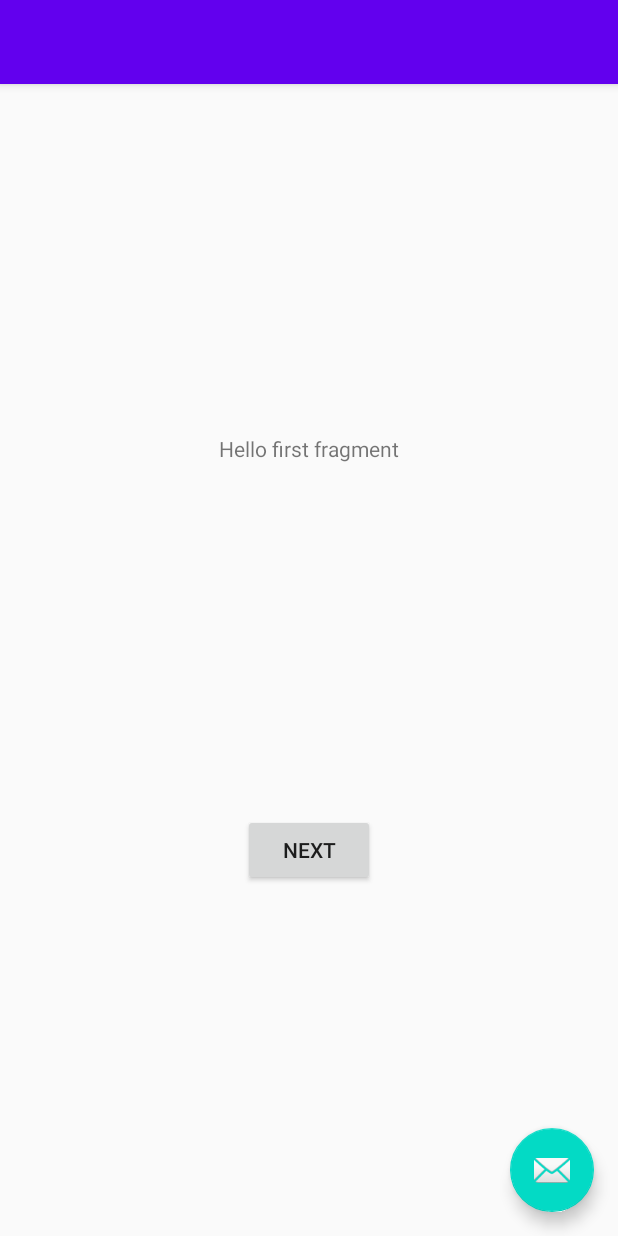
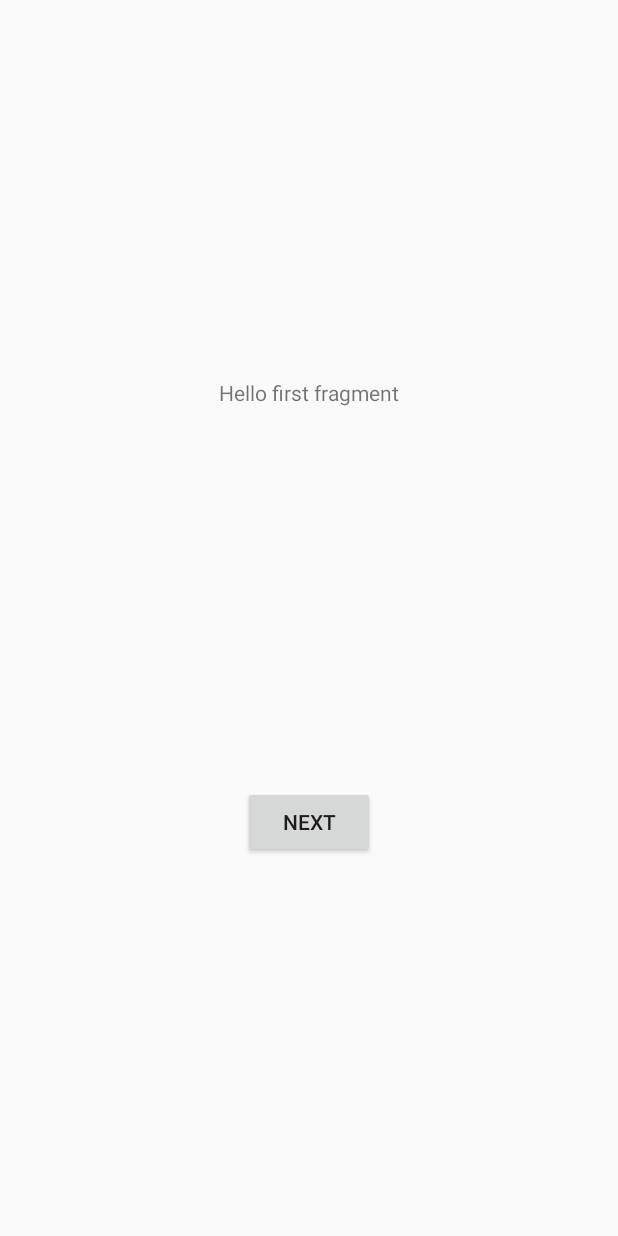
Before and after one commit to minwookH/FaceAiProject, an Android app: the screen it shows after launch (MainActivity), on a phone screen of 412 x 824 dp. Run offline under Robolectric (Android 15) with nearby library versions, the phone set to English and light mode, and no system bars; our stand-ins replace data binding; libraries missing offline, so code that uses them is left out: com.tedpark.tedpermission, gun0912.tedimagepicker.builder; pictures from the network do not load.

```diff
--- /dev/null
+++ b/app/src/main/java/com/minwook/faceaiproject/viewmodel/FaceViewmodel.kt
@@ -0,0 +1,6 @@
+package com.minwook.faceaiproject.viewmodel
+
+import androidx.lifecycle.ViewModel
+
+class FaceViewmodel : ViewModel() {
+}
--- a/app/src/main/res/layout/activity_main.xml
+++ b/app/src/main/res/layout/activity_main.xml
@@ -1,33 +1,22 @@
 <?xml version="1.0" encoding="utf-8"?>
-<androidx.coordinatorlayout.widget.CoordinatorLayout xmlns:android="http://schemas.android.com/apk/res/android"
+<layout xmlns:android="http://schemas.android.com/apk/res/android"
     xmlns:app="http://schemas.android.com/apk/res-auto"
-    xmlns:tools="http://schemas.android.com/tools"
-    android:layout_width="match_parent"
-    android:layout_height="match_parent"
-    tools:context=".MainActivity">
+    xmlns:tools="http://schemas.android.com/tools">
 
-    <com.google.android.material.appbar.AppBarLayout
+    <androidx.constraintlayout.widget.ConstraintLayout
         android:layout_width="match_parent"
-        android:layout_height="wrap_content"
-        android:theme="@style/AppTheme.AppBarOverlay">
+        android:layout_height="match_parent">
 
-        <androidx.appcompat.widget.Toolbar
-            android:id="@+id/toolbar"
-            android:layout_width="match_parent"
-            android:layout_height="?attr/actionBarSize"
-            android:background="?attr/colorPrimary"
-            app:popupTheme="@style/AppTheme.PopupOverlay" />
-
-    </com.google.android.material.appbar.AppBarLayout>
-
-    <com.google.android.material.floatingactionbutton.FloatingActionButton
-        android:id="@+id/fab"
-        android:layout_width="wrap_content"
-        android:layout_height="wrap_content"
-        android:layout_gravity="bottom|end"
-        android:layout_margin="@dimen/fab_margin"
-        app:srcCompat="@android:drawable/ic_dialog_email" />
-
-    <include layout="@layout/content_main" />
-
-</androidx.coordinatorlayout.widget.CoordinatorLayout>
+        <fragment
+            android:id="@+id/nav_host_fragment"
+            android:name="androidx.navigation.fragment.NavHostFragment"
+            android:layout_width="0dp"
+            android:layout_height="0dp"
+            app:defaultNavHost="true"
+            app:layout_constraintBottom_toBottomOf="parent"
+            app:layout_constraintLeft_toLeftOf="parent"
+            app:layout_constraintRight_toRightOf="parent"
+            app:layout_constraintTop_toTopOf="parent"
+            app:navGraph="@navigation/nav_graph" />
+    </androidx.constraintlayout.widget.ConstraintLayout>
+</layout>
--- a/app/src/main/res/menu/menu_main.xml
+++ b/app/src/main/res/menu/menu_main.xml
@@ -1,7 +1,7 @@
 <menu xmlns:android="http://schemas.android.com/apk/res/android"
     xmlns:app="http://schemas.android.com/apk/res-auto"
     xmlns:tools="http://schemas.android.com/tools"
-    tools:context="com.minwook.faceaiproject.MainActivity">
+    tools:context="com.minwook.faceaiproject.ui.MainActivity">
     <item
         android:id="@+id/action_settings"
         android:orderInCategory="100"
```
Also changed, not shown: app/build.gradle (+8 -5 lines), app/src/main/AndroidManifest.xml (+6 -1 lines), app/src/main/java/com/minwook/faceaiproject/MainActivity.kt (deleted, +0 -16 lines), app/src/main/java/com/minwook/faceaiproject/network/FaceRouter.kt (added, +27 -0 lines), app/src/main/java/com/minwook/faceaiproject/network/RetrofitCreator.kt (added, +49 -0 lines), app/src/main/java/com/minwook/faceaiproject/network/response/CelebrityResponse.kt (added, +25 -0 lines), app/src/main/java/com/minwook/faceaiproject/network/response/FaceResponse.kt (added, +35 -0 lines), app/src/main/java/com/minwook/faceaiproject/ui/BottomSheetDialog.kt (added, +61 -0 lines), app/src/main/java/com/minwook/faceaiproject/ui/MainActivity.kt (added, +103 -0 lines), app/src/main/java/com/minwook/faceaiproject/utils/Utill.kt (added, +27 -0 lines), app/src/main/res/layout/dialog_bottom_sheet.xml (added, +61 -0 lines).
